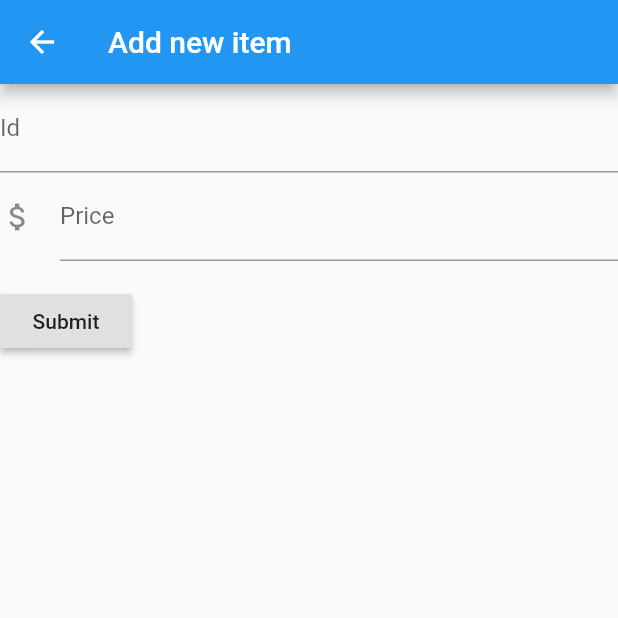
After one commit to ChristianK87/OriginsRoPriceAlarm, a Flutter app: the screen it shows after launch, after a tap on the "add" icon, on a phone screen of 412 x 824 dp, the top half of it. The commit adds this screen. Run offline on Flutter 3.47's test engine with Material 2 defaults, Android fonts, the phone set to English and light mode, and no system bars; our stand-ins replace shared_preferences, sqflite; accounts and stored records are empty.

Commit message:
[feat] Add new price-alarm entries and check against the market.

```diff
--- /dev/null
+++ b/price_alarm/lib/pricealarm/price_alarm.dart
@@ -0,0 +1,314 @@
+import 'package:path/path.dart';
+import 'package:sqflite/sqflite.dart';
+import 'package:flutter/material.dart';
+import 'package:price_alarm/settings/settings.dart';
+import 'package:price_alarm/originro/originro.dart';
+import 'dart:async';
+
+class PriceAlarmState extends State<PriceAlarmWidget> {
+  BuildContext context;
+  var _priceAlarms = List<PriceAlarm>();
+  List<Item> items = new List();
+  final _biggerFont = const TextStyle(fontSize: 18.0);
+  Timer timer;
+
+  Widget _buildSuggestions()  {
+    return ListView.builder(
+        padding: const EdgeInsets.all(16.0),
+        itemCount: this._priceAlarms.length,
+        itemBuilder: /*1*/ (context, i) {
+          return _buildRow(_priceAlarms.elementAt(i));
+        });
+  }
+
+  Widget _buildRow(PriceAlarm priceAlarm) {
+    return ListTile(
+      title: Text(
+        priceAlarm.id + ' - '+ priceAlarm.price.toString(),
+        style: _biggerFont,
+      ),
+      leading: Icon(
+          Icons.bookmark_border,
+          color: checkItemIsAvailable(priceAlarm) ? Colors.green : Colors.red
+      ),
+      trailing: IconButton(
+        icon: Icon(
+          Icons.remove,
+        ),
+        onPressed: () {
+          setState(() {
+            removeEntry(priceAlarm.id);
+          });
+        },
+      ),
+    );
+  }
+
+  @override
+  void initState() {
+    super.initState();
+    timer = Timer.periodic(Duration(minutes: 5), (Timer t)  => checkMarket());
+  }
+
+  @override
+  void dispose() {
+    timer?.cancel();
+    super.dispose();
+  }
+
+  @override
+  Widget build(BuildContext context) {
+    return FutureBuilder<List<PriceAlarm>>(
+      future: new PriceAlarmRepository().priceAlarms(),
+      builder: (BuildContext context, AsyncSnapshot<List<PriceAlarm>> snapshot){
+        if(snapshot.hasData){
+          this.context = context;
+          this._priceAlarms = snapshot.data;
+          return Scaffold(
+            appBar: AppBar(
+              title: Text('Your watched items'),
+              actions: <Widget>[
+                IconButton(icon: Icon(Icons.settings), onPressed: _settings),
+                IconButton(icon: Icon(Icons.add), onPressed: _pushNewEntry),
+              ],
+            ),
+            body: _buildSuggestions(),
+          );
+        }
+        return Scaffold(
+          appBar: AppBar(
+            title: Text('Your watched items'),
+          ),
+          body: Column(
+            mainAxisAlignment: MainAxisAlignment.center,
+            crossAxisAlignment: CrossAxisAlignment.center,
+            children: <Widget>[
+              SizedBox(
+                child: CircularProgressIndicator(),
+                width: 60,
+                height: 60,
+              ),
+              const Padding(
+                padding: EdgeInsets.only(top: 16),
+                child: Text('Awaiting result...'),
+              )
+            ],
+          ),
+
+        );
+      },
+    );
+  }
+
+  void _pushNewEntry() {
+    Navigator.of(context).push(
+        MaterialPageRoute<void>(
+          builder: (BuildContext context) {
+            return Scaffold(
+              appBar: AppBar(
+                title: Text('Add new item'),
+              ),
+              body: new PriceAlarmForm(),
+            );
+          },
+        ));
+  }
+
+  void _settings() {
+    Navigator.of(context).push(
+        MaterialPageRoute<void>(
+          builder: (BuildContext context) {
+            return Scaffold(
+              appBar: AppBar(
+                title: Text('Settings'),
+              ),
+              body: new SettingsForm(),
+            );
+          },
+        ));
+  }
+
+  removeEntry(id) {
+    new PriceAlarmRepository().removeEntry(id);
+  }
+
+  checkMarket() async {
+    var market =  await new OriginRoService().getMarket();
+    items = new List();
+    setState(() {
+      market.shops.forEach((Shop shop) => items.addAll(shop.items));
+    });}
+
+  bool checkItemIsAvailable(PriceAlarm priceAlarm) {
+    return items.firstWhere((Item item) => item.itemId == priceAlarm.id && item.price <= priceAlarm.price, orElse: ()=> null)!= null;
+  }
+}
+
+class PriceAlarmWidget extends StatefulWidget {
+  @override
+  PriceAlarmState createState() => PriceAlarmState();
+}
+
+class PriceAlarm {
+  String id;
+  int price;
+  bool found = false;
+
+  PriceAlarm();
+
+  PriceAlarm.withIdAndPrice(this.id, this.price);
+
+  Map<String, dynamic> toMap() {
+    return {
+      'id': id,
+      'price': price
+    };
+  }
+}
+
+// Define a custom Form widget.
+class PriceAlarmForm extends StatefulWidget {
+
+  PriceAlarmForm();
+
+  @override
+  PriceAlarmFormState createState() {
+    return PriceAlarmFormState();
+  }
+}
+
+// Define a corresponding State class.
+// This class holds data related to the form.
+class PriceAlarmFormState extends State<PriceAlarmForm> {
+  // Create a global key that uniquely identifies the Form widget
+  // and allows validation of the form.
+  //
+  // Note: This is a `GlobalKey<FormState>`,
+  // not a GlobalKey<MyCustomFormState>.
+  final _formKey = GlobalKey<FormState>();
+
+  final newPriceAlarm = new PriceAlarm();
+
+  @override
+  Widget build(BuildContext context) {
+    // Build a Form widget using the _formKey created above.
+    return Form(
+      key: _formKey,
+      child: Column(
+        crossAxisAlignment: CrossAxisAlignment.start,
+        children: <Widget>[
+          TextFormField(
+            decoration: const InputDecoration(
+              hintText: 'Enter the item id',
+              labelText: 'Id',
+            ),
+            keyboardType: TextInputType.number,
+            validator: (value) {
+              if (value.isEmpty) {
+                return 'Please enter some text';
+              }
+              return null;
+            },
+            onSaved: (val) => newPriceAlarm.id = val,
+          ),
+          TextFormField(
+            decoration: const InputDecoration(
+              icon: const Icon(Icons.attach_money),
+              hintText: 'Enter the pricelimit',
+              labelText: 'Price',
+            ),
+            keyboardType: TextInputType.number,
+            validator: (value) {
+              if (value.isEmpty) {
+                return 'Please enter some text';
+              }
+              return null;
+            },
+            onSaved: (val) => newPriceAlarm.price = int.tryParse(val),
+          ),
+          Padding(
+            padding: const EdgeInsets.symmetric(vertical: 16.0),
+            child: RaisedButton(
+              onPressed: () async {
+                // Validate returns true if the form is valid, or false
+                // otherwise.
+                final FormState form = _formKey.currentState;
+                if (form.validate()) {
+                  // If the form is valid, display a Snackbar.
+                  form.save();
+                  var priceAlarmService = new PriceAlarmRepository();
+                  await priceAlarmService.insertPriceAlarm(newPriceAlarm);
+                  Scaffold.of(context)
+                      .showSnackBar(SnackBar(content: Text('Processing Data')));
+                  Navigator.pop(context);
+                }
+              },
+              child: Text('Submit'),
+            ),
+          ),
+        ],
+      ),
+    );
+  }
+}
+
+class PriceAlarmRepository{
+
+  Future<Database> database () async {
+    return await openDatabase(
+      // Set the path to the database.
+      join( await getDatabasesPath(), 'price_alarm_database2.db'),
+      // When the database is first created, create a table to store dogs.
+      onCreate: (db, version) {
+        // Run the CREATE TABLE statement on the database.
+        return db.execute(
+          "CREATE TABLE price_alarm(id TEXT PRIMARY KEY, price INTEGER)",
+        );
+      },
+      // Set the version. This executes the onCreate function and provides a
+      // path to perform database upgrades and downgrades.
+      version: 1,
+    );
+  }
+
+  Future<void> insertPriceAlarm(PriceAlarm priceAlarm) async {
+    // Get a reference to the database.
+    final Database db = await database();
+
+    // Insert the Dog into the correct table. You might also specify the
+    // `conflictAlgorithm` to use in case the same dog is inserted twice.
+    //
+    // In this case, replace any previous data.
+    await db.insert(
+      'price_alarm',
+      priceAlarm.toMap(),
+      conflictAlgorithm: ConflictAlgorithm.replace,
+    );
+  }
+
+  Future<List<PriceAlarm>> priceAlarms() async {
+    // Get a reference to the database.
+    final Database db = await database();
+
+    // Query the table for all The Dogs.
+    final List<Map<String, dynamic>> maps = await db.query('price_alarm');
+
+    // Convert the List<Map<String, dynamic> into a List<Dog>.
+    return List.generate(maps.length, (i) {
+      return PriceAlarm.withIdAndPrice(
+        maps[i]['id'],
+        maps[i]['price'],
+      );
+    });
+  }
+
+  Future<void> removeEntry(id) async {
+    final db = await database();
+
+    await db.delete(
+      'price_alarm',
+      where: "id = ?",
+      whereArgs: [id],
+    );
+  }
+}
--- a/price_alarm/pubspec.yaml
+++ b/price_alarm/pubspec.yaml
@@ -19,6 +19,10 @@ environment:
 dependencies:
   flutter:
     sdk: flutter
+  sqflite: any
+  path: any
+  shared_preferences: any
+  http: any
 
   # The following adds the Cupertino Icons font to your application.
   # Use with the CupertinoIcons class for iOS style icons.
```
Also changed, not shown: price_alarm/lib/main.dart (+2 -68 lines), price_alarm/lib/originro/originro.dart (added, +103 -0 lines), price_alarm/lib/settings/Settings.dart (added, +121 -0 lines), price_alarm/pubspec.lock.
